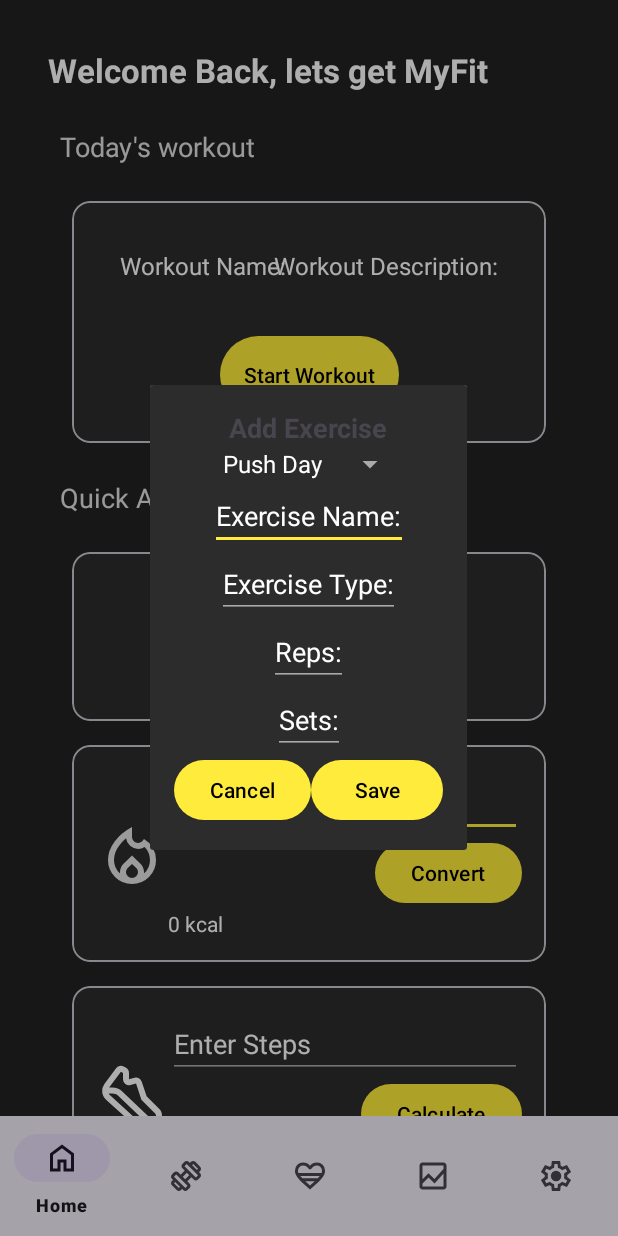
After one commit to aarojs/MyFit-Fitness-Tracker, an Android app: the fragment AddExerciseDialogueFragment placed in its activity, on a phone screen of 412 x 824 dp. The commit adds this screen. Run offline under Robolectric (Android 15) with nearby library versions, the phone set to English and light mode, and no system bars; our stand-ins replace Room's generated code, navigation-ui.

Commit message:
Switched to DialogFragments for adding exercises and workouts. User entries will add into database. Using Spinner to display list of existing workouts.

```diff
--- /dev/null
+++ b/app/src/main/java/au/edu/swin/mobiledev/assignment03/myfit/ui/exercise/AddExerciseDialogueFragment.kt
@@ -0,0 +1,98 @@
+package au.edu.swin.mobiledev.assignment03.myfit.ui.exercise
+
+import androidx.fragment.app.DialogFragment
+import android.os.Bundle
+import androidx.fragment.app.Fragment
+import android.view.LayoutInflater
+import android.view.View
+import android.view.ViewGroup
+import android.widget.ArrayAdapter
+import android.widget.Toast
+import androidx.lifecycle.ViewModelProvider
+import au.edu.swin.mobiledev.assignment03.myfit.R
+import au.edu.swin.mobiledev.assignment03.myfit.data.db.entities.Exercise
+import au.edu.swin.mobiledev.assignment03.myfit.data.db.entities.Workout
+import au.edu.swin.mobiledev.assignment03.myfit.databinding.FragmentAddExerciseDialogueBinding
+import au.edu.swin.mobiledev.assignment03.myfit.ui.workout.WorkoutViewModel
+
+
+class AddExerciseDialogueFragment : DialogFragment() {
+
+    private var _binding: FragmentAddExerciseDialogueBinding? = null
+    private val binding get() = _binding!!
+
+    private lateinit var workoutViewModel: WorkoutViewModel
+    private lateinit var exerciseViewModel: ExerciseViewModel
+
+    private var workoutsList: List<Workout> = emptyList()
+
+    override fun onCreateView(
+        inflater: LayoutInflater,
+        container: ViewGroup?,
+        savedInstanceState: Bundle?
+    ): View? {
+        _binding = FragmentAddExerciseDialogueBinding.inflate(inflater, container, false)
+        return binding.root
+    }
+
+    override fun onViewCreated(view: View, savedInstanceState: Bundle?) {
+        super.onViewCreated(view, savedInstanceState)
+
+        // uses workout viewmodel to display list of workouts
+        // uses exercise viewmodel to insert into  db
+        workoutViewModel = ViewModelProvider(requireActivity())[WorkoutViewModel::class.java]
+        exerciseViewModel = ViewModelProvider(requireActivity())[ExerciseViewModel::class.java]
+
+        // Load workouts for spinner
+        workoutViewModel.allWorkouts.observe(viewLifecycleOwner) { workouts ->
+            workoutsList = workouts
+            // Map Workout names to workout ID
+            val workoutNames = workouts.map { it.name }
+            val adapter = ArrayAdapter(
+                requireContext(),
+                android.R.layout.simple_spinner_item,
+                workoutNames
+            )
+            adapter.setDropDownViewResource(android.R.layout.simple_spinner_dropdown_item)
+            binding.workoutSpinner.adapter = adapter
+        }
+
+        // Save Button will get edit text input and create an exercise entity
+        binding.saveBtn.setOnClickListener {
+            val name = binding.exerciseNameInput.text.toString().trim()
+            val type = binding.exerciseTypeInput.text.toString().trim()
+            val reps = binding.exerciseRepsInput.text.toString().toIntOrNull() ?: 0
+            val sets = binding.exerciseSetsInput.text.toString().toIntOrNull() ?: 0
+            val workoutId = workoutsList.getOrNull(binding.workoutSpinner.selectedItemPosition)?.id
+                ?: 0
+
+            if (name.isNotEmpty() && type.isNotEmpty() && workoutId != 0) {
+                val exercise = Exercise(
+                    name = name,
+                    type = type,
+                    reps = reps,
+                    sets = sets,
+                    workoutId = workoutId
+                )
+                // Use Exercise ViewModel to insert into database
+                exerciseViewModel.insert(exercise)
+                dismiss()
+            } else {
+                Toast.makeText(requireContext(), "Please fill all fields", Toast.LENGTH_SHORT).show()
+            }
+        }
+
+        binding.cancelBtn.setOnClickListener {
+            dismiss()
+        }
+    }
+
+    override fun onDestroyView() {
+        super.onDestroyView()
+        _binding = null
+    }
+
+
+
+
+}
--- /dev/null
+++ b/app/src/main/res/layout/fragment_add_exercise_dialogue.xml
@@ -0,0 +1,94 @@
+<?xml version="1.0" encoding="utf-8"?>
+<androidx.constraintlayout.widget.ConstraintLayout xmlns:android="http://schemas.android.com/apk/res/android"
+    android:layout_width="match_parent"
+    android:layout_height="match_parent"
+    xmlns:app="http://schemas.android.com/apk/res-auto"
+    android:background="@color/cardBackground"
+    android:padding="@dimen/fragment_padding">
+
+    <TextView
+        android:id="@+id/addExerciseTitle"
+        android:layout_width="match_parent"
+        android:layout_height="wrap_content"
+        android:text="@string/add_exercise"
+        android:textStyle="bold"
+        android:textSize="@dimen/text_size_h2"
+        app:layout_constraintTop_toTopOf="parent"
+        app:layout_constraintStart_toStartOf="parent"
+        app:layout_constraintEnd_toEndOf="parent"/>
+
+    <Spinner
+        android:id="@+id/workoutSpinner"
+        android:layout_width="match_parent"
+        android:layout_height="wrap_content"
+        app:layout_constraintTop_toBottomOf="@id/addExerciseTitle"
+        app:layout_constraintStart_toStartOf="parent"
+        app:layout_constraintEnd_toEndOf="parent"
+        android:spinnerMode="dropdown"/>
+
+    <EditText
+        android:id="@+id/exerciseNameInput"
+        android:hint="@string/exercise_name"
+        android:textColor="@color/white"
+        android:textColorHint="@color/white"
+        android:layout_width="match_parent"
+        app:layout_constraintTop_toBottomOf="@id/workoutSpinner"
+        app:layout_constraintStart_toStartOf="parent"
+        app:layout_constraintEnd_toEndOf="parent"
+        android:layout_height="wrap_content"/>
+
+    <EditText
+        android:id="@+id/exerciseTypeInput"
+        android:hint="@string/exercise_type"
+        android:textColor="@color/white"
+        android:textColorHint="@color/white"
+        app:layout_constraintTop_toBottomOf="@id/exerciseNameInput"
+        app:layout_constraintStart_toStartOf="parent"
+        app:layout_constraintEnd_toEndOf="parent"
+        android:layout_width="match_parent"
+        android:layout_height="wrap_content"/>
+
+    <EditText
+        android:id="@+id/exerciseRepsInput"
+        android:hint="@string/reps"
+        android:textColor="@color/white"
+        android:textColorHint="@color/white"
+        android:inputType="number"
+        app:layout_constraintTop_toBottomOf="@id/exerciseTypeInput"
+        app:layout_constraintStart_toStartOf="parent"
+        app:layout_constraintEnd_toEndOf="parent"
+        android:layout_width="match_parent"
+        android:layout_height="wrap_content"/>
+
+    <EditText
+        android:id="@+id/exerciseSetsInput"
+        android:hint="@string/sets"
+        android:textColor="@color/white"
+        android:textColorHint="@color/white"
+        android:inputType="number"
+        app:layout_constraintTop_toBottomOf="@id/exerciseRepsInput"
+        app:layout_constraintStart_toStartOf="parent"
+        app:layout_constraintEnd_toEndOf="parent"
+        android:layout_width="match_parent"
+        android:layout_height="wrap_content"/>
+
+    <Button
+        android:id="@+id/cancelBtn"
+        android:layout_width="wrap_content"
+        android:layout_height="wrap_content"
+        android:text="@string/cancel"
+        app:layout_constraintTop_toBottomOf="@id/exerciseSetsInput"
+        app:layout_constraintStart_toStartOf="parent"
+        app:layout_constraintEnd_toStartOf="@id/saveBtn"/>
+
+    <Button
+        android:id="@+id/saveBtn"
+        android:layout_width="wrap_content"
+        android:layout_height="wrap_content"
+        android:text="@string/save"
+        app:layout_constraintTop_toBottomOf="@id/exerciseSetsInput"
+        app:layout_constraintStart_toEndOf="@id/cancelBtn"
+        app:layout_constraintEnd_toEndOf="parent"
+        />
+
+</androidx.constraintlayout.widget.ConstraintLayout>
--- a/app/src/main/res/layout/fragment_exercise.xml
+++ b/app/src/main/res/layout/fragment_exercise.xml
@@ -37,6 +37,7 @@
         android:contentDescription="@string/add_exercise"
         android:src="@drawable/add_icon"
         app:layout_constraintBottom_toBottomOf="parent"
+        app:layout_constraintTop_toTopOf="parent"
         app:layout_constraintEnd_toEndOf="parent"
         android:layout_margin="@dimen/card_margin"/>
 
--- a/app/src/main/res/values/strings.xml
+++ b/app/src/main/res/values/strings.xml
@@ -9,7 +9,7 @@
     <string name="progress">Progress</string>
     <string name="settings">Settings</string>
 
-<!--    Reusable text-->
+    <!--    Reusable text-->
     <string name="duration">Duration: </string>
     <string name="sets">Sets: </string>
     <string name="reps">Reps: </string>
@@ -17,6 +17,8 @@
     <string name="calories">Calories burned: </string>
     <string name="steps">Steps: </string>
 
+    <string name="save">Save</string>
+    <string name="cancel">Cancel</string>
 
 
     <!--    Entity Specific Fields-->
@@ -38,7 +40,7 @@
     <string name="add_log">Add Progress Log</string>
 
 
-<!--    Home Screen Text-->
+    <!--    Home Screen Text-->
     <string name="home_greeting">Welcome Back, lets get MyFit</string>
     <string name="today_workout">Today\'s workout </string>
     <string name="quick_actions">Quick Actions</string>
@@ -53,4 +55,5 @@
     <string name="workout_detail">Workout Detail</string>
 
 
+
 </resources>
```
Also changed, not shown: app/src/main/java/au/edu/swin/mobiledev/assignment03/myfit/ui/exercise/ExerciseFragment.kt (+7 -0 lines), app/src/main/java/au/edu/swin/mobiledev/assignment03/myfit/ui/progress/AddProgressLogDialogueFragment.kt (added, +14 -0 lines), app/src/main/java/au/edu/swin/mobiledev/assignment03/myfit/ui/workout/AddWorkoutDialogueFragment.kt (added, +65 -0 lines), app/src/main/java/au/edu/swin/mobiledev/assignment03/myfit/ui/workout/WorkoutFragment.kt (+7 -0 lines), app/src/main/res/layout/fragment_add_progress_log_dialogue.xml (added, +9 -0 lines), app/src/main/res/layout/fragment_add_workout_dialogue.xml (added, +73 -0 lines), app/src/main/res/layout/fragment_workout.xml (+5 -3 lines).
